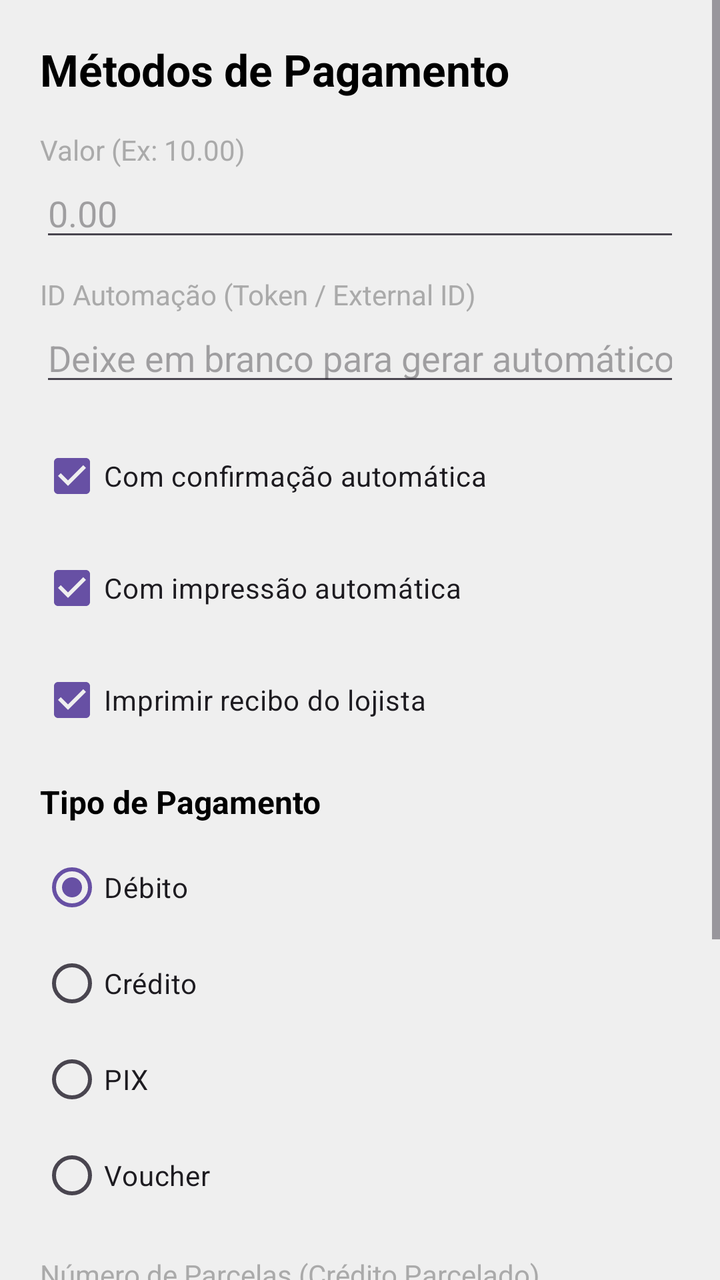
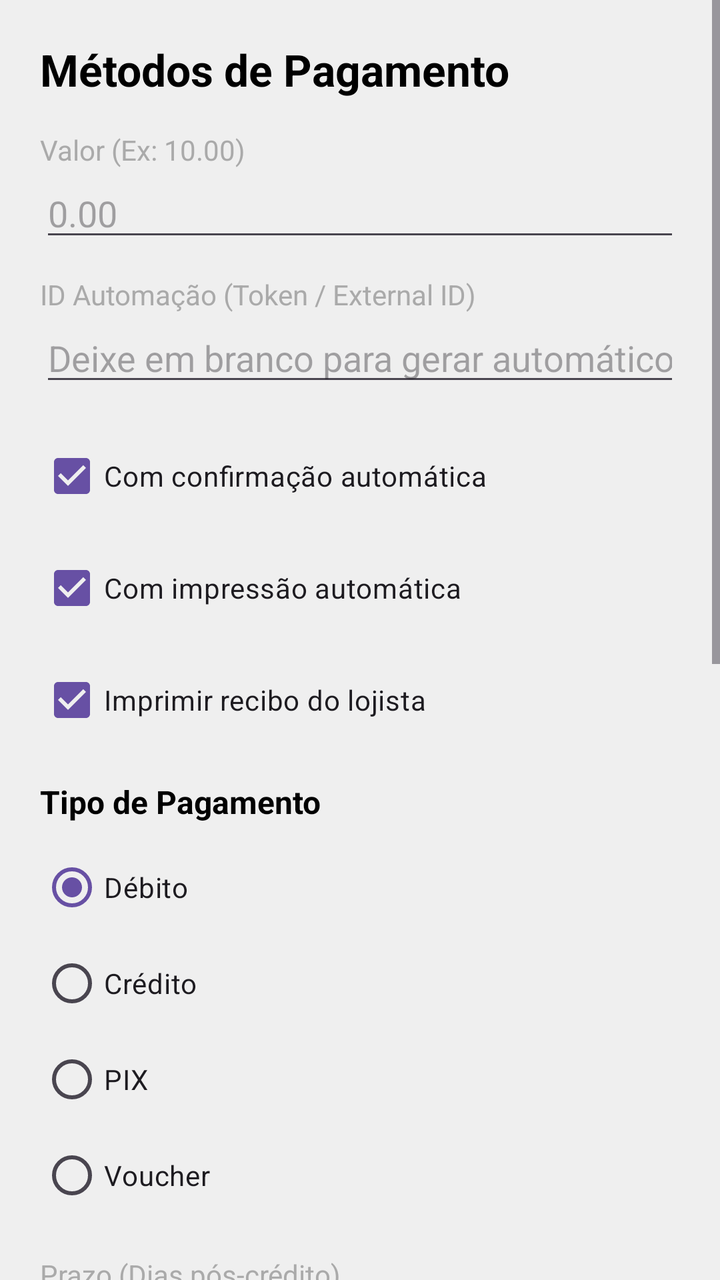

Before-and-after screenshots of an Android layout around one commit, followed by the original layout XML and the change that was made.
<!-- AndroidManifest.xml: application theme Theme.PaykitTestSDKJava -->
<!-- res/layout/activity_payment.xml -->
<?xml version="1.0" encoding="utf-8"?>
<ScrollView xmlns:android="http://schemas.android.com/apk/res/android"
    xmlns:tools="http://schemas.android.com/tools"
    android:layout_width="match_parent"
    android:layout_height="match_parent"
    android:background="#EFEFEF"
    tools:context=".PaymentActivity">

    <LinearLayout
        android:layout_width="match_parent"
        android:layout_height="wrap_content"
        android:orientation="vertical"
        android:padding="20dp"
        android:paddingBottom="40dp">

        <TextView
            android:layout_width="match_parent"
            android:layout_height="wrap_content"
            android:text="Métodos de Pagamento"
            android:textSize="22sp"
            android:textStyle="bold"
            android:textColor="@android:color/black"
            android:layout_marginBottom="16dp" />

        
        <TextView
            android:layout_width="match_parent"
            android:layout_height="wrap_content"
            android:text="Valor (Ex: 10.00)"
            android:textSize="14sp"
            android:textColor="@android:color/darker_gray" />

        <EditText
            android:id="@+id/etAmount"
            android:layout_width="match_parent"
            android:layout_height="wrap_content"
            android:hint="0.00"
            android:inputType="numberDecimal"
            android:layout_marginBottom="12dp" />

        
        <TextView
            android:layout_width="match_parent"
            android:layout_height="wrap_content"
            android:text="ID Automação (Token / External ID)"
            android:textSize="14sp"
            android:textColor="@android:color/darker_gray" />

        <EditText
            android:id="@+id/etExternalId"
            android:layout_width="match_parent"
            android:layout_height="wrap_content"
            android:hint="Deixe em branco para gerar automático"
            android:inputType="text"
            android:layout_marginBottom="16dp" />

        
        <CheckBox
            android:id="@+id/cbAutoConfirm"
            android:layout_width="match_parent"
            android:layout_height="wrap_content"
            android:checked="true"
            android:text="Com confirmação automática"
            android:layout_marginBottom="8dp" />

        <CheckBox
            android:id="@+id/cbAutoPrint"
            android:layout_width="match_parent"
            android:layout_height="wrap_content"
            android:checked="true"
            android:text="Com impressão automática"
            android:layout_marginBottom="8dp" />

        <CheckBox
            android:id="@+id/cbMerchantReceipt"
            android:layout_width="match_parent"
            android:layout_height="wrap_content"
            android:checked="true"
            android:text="Imprimir recibo do lojista"
            android:layout_marginBottom="16dp" />

        
        <TextView
            android:layout_width="match_parent"
            android:layout_height="wrap_content"
            android:text="Tipo de Pagamento"
            android:textSize="16sp"
            android:textStyle="bold"
            android:textColor="@android:color/black"
            android:layout_marginBottom="8dp" />

        <RadioGroup
            android:id="@+id/rgPaymentType"
            android:layout_width="match_parent"
            android:layout_height="wrap_content"
            android:orientation="vertical"
            android:layout_marginBottom="16dp">

            <RadioButton
                android:id="@+id/rbDebit"
                android:layout_width="match_parent"
                android:layout_height="wrap_content"
                android:checked="true"
                android:text="Débito" />

            <RadioButton
                android:id="@+id/rbCredit"
                android:layout_width="match_parent"
                android:layout_height="wrap_content"
                android:text="Crédito" />

            <RadioButton
                android:id="@+id/rbPix"
                android:layout_width="match_parent"
                android:layout_height="wrap_content"
                android:text="PIX" />

            <RadioButton
                android:id="@+id/rbVoucher"
                android:layout_width="match_parent"
                android:layout_height="wrap_content"
                android:text="Voucher" />
        </RadioGroup>

        
        <LinearLayout
            android:id="@+id/layoutInstallmentsContainer"
            android:layout_width="match_parent"
            android:layout_height="wrap_content"
            android:orientation="vertical"
            android:layout_marginBottom="16dp">

            <TextView
                android:layout_width="match_parent"
                android:layout_height="wrap_content"
                android:text="Número de Parcelas (Crédito Parcelado)"
                android:textSize="14sp"
                android:textColor="@android:color/darker_gray" />

            <EditText
                android:id="@+id/etInstallments"
                android:layout_width="match_parent"
                android:layout_height="wrap_content"
                android:hint="1"
                android:inputType="number"
                android:text="1"
                android:layout_marginBottom="12dp" />

            <TextView
                android:layout_width="match_parent"
                android:layout_height="wrap_content"
                android:text="Prazo (Dias pós-crédito)"
                android:textSize="14sp"
                android:textColor="@android:color/darker_gray" />

            <EditText
                android:id="@+id/etPostCreditDays"
                android:layout_width="match_parent"
                android:layout_height="wrap_content"
                android:hint="0"
                android:inputType="number"
                android:text="0"
                android:layout_marginBottom="12dp" />
        </LinearLayout>

        
        <Button
            android:id="@+id/btnStartPayment"
            android:layout_width="match_parent"
            android:layout_height="wrap_content"
            android:text="Iniciar Pagamento"
            android:textSize="18sp"
            android:layout_marginBottom="16dp" />

        
        <LinearLayout
            android:id="@+id/layoutPaymentResult"
            android:layout_width="match_parent"
            android:layout_height="wrap_content"
            android:orientation="vertical"
            android:background="#DDDDDD"
            android:padding="16dp"
            android:visibility="gone">

            <TextView
                android:layout_width="match_parent"
                android:layout_height="wrap_content"
                android:text="Resultado da Transação:"
                android:textStyle="bold"
                android:textSize="16sp"
                android:textColor="@android:color/black" />

            <TextView
                android:id="@+id/tvPaymentResultStatus"
                android:layout_width="match_parent"
                android:layout_height="wrap_content"
                android:layout_marginTop="4dp"
                android:textSize="14sp"
                android:textColor="@android:color/black" />

            <TextView
                android:id="@+id/tvPaymentResultMessage"
                android:layout_width="match_parent"
                android:layout_height="wrap_content"
                android:layout_marginTop="4dp"
                android:textSize="14sp"
                android:textColor="@android:color/black"
                android:visibility="gone" />

        </LinearLayout>

    </LinearLayout>
</ScrollView>
<!-- resources referenced by this layout -->
<resources>
  <style name="Theme.PaykitTestSDKJava" parent="Base.Theme.PaykitTestSDKJava" />
  <style name="Base.Theme.PaykitTestSDKJava" parent="Theme.Material3.DayNight.NoActionBar">
          
          
      </style>
</resources>

<!-- the commit's change to res/layout/activity_payment.xml (unified diff, before → after) -->
@@ -133,6 +133,22 @@
             <TextView
                 android:layout_width="match_parent"
                 android:layout_height="wrap_content"
+                android:text="Prazo (Dias pós-crédito)"
+                android:textSize="14sp"
+                android:textColor="@android:color/darker_gray" />
+
+            <EditText
+                android:id="@+id/etPostCreditDays"
+                android:layout_width="match_parent"
+                android:layout_height="wrap_content"
+                android:hint="0"
+                android:inputType="number"
+                android:text="0"
+                android:layout_marginBottom="12dp" />
+
+            <TextView
+                android:layout_width="match_parent"
+                android:layout_height="wrap_content"
                 android:text="Número de Parcelas (Crédito Parcelado)"
                 android:textSize="14sp"
                 android:textColor="@android:color/darker_gray" />
@@ -146,20 +162,42 @@
                 android:text="1"
                 android:layout_marginBottom="12dp" />
 
-            <TextView
-                android:layout_width="match_parent"
-                android:layout_height="wrap_content"
-                android:text="Prazo (Dias pós-crédito)"
-                android:textSize="14sp"
-                android:textColor="@android:color/darker_gray" />
-
-            <EditText
-                android:id="@+id/etPostCreditDays"
-                android:layout_width="match_parent"
-                android:layout_height="wrap_content"
-                android:hint="0"
-                android:inputType="number"
-                android:text="0"
+            
+            <TextView
+                android:layout_width="match_parent"
+                android:layout_height="wrap_content"
+                android:text="JSON Provider QR Linx ou Frotas"
+                android:textSize="14sp"
+                android:textColor="@android:color/darker_gray" />
+
+            <EditText
+                android:id="@+id/etJsonQR"
+                android:layout_width="match_parent"
+                android:layout_height="wrap_content"
+                android:hint="{}"
+                android:inputType="textMultiLine"
+                android:lines="4"
+                android:gravity="top|start"
+                android:text='{\n"specific_wallets": [\n"PIX"\n]\n}'
+                android:layout_marginBottom="12dp" />
+
+            
+            <TextView
+                android:layout_width="match_parent"
+                android:layout_height="wrap_content"
+                android:text="JSON Consulta Genérica QR Linx"
+                android:textSize="14sp"
+                android:textColor="@android:color/darker_gray" />
+
+            <EditText
+                android:id="@+id/etJsonQuery"
+                android:layout_width="match_parent"
+                android:layout_height="wrap_content"
+                android:hint="{}"
+                android:inputType="textMultiLine"
+                android:lines="3"
+                android:gravity="top|start"
+                android:text='{\n  "methodRequest": 2\n}'
                 android:layout_marginBottom="12dp" />
         </LinearLayout>
 
@@ -168,7 +206,23 @@
             android:id="@+id/btnStartPayment"
             android:layout_width="match_parent"
             android:layout_height="wrap_content"
-            android:text="Iniciar Pagamento"
+            android:text="Iniciar pagamento"
+            android:textSize="18sp"
+            android:layout_marginBottom="8dp" />
+
+        <Button
+            android:id="@+id/btnGenericPayment"
+            android:layout_width="match_parent"
+            android:layout_height="wrap_content"
+            android:text="Iniciar pagamento genérico"
+            android:textSize="18sp"
+            android:layout_marginBottom="8dp" />
+
+        <Button
+            android:id="@+id/btnQueryReport"
+            android:layout_width="match_parent"
+            android:layout_height="wrap_content"
+            android:text="Consulta genérica QR Code"
             android:textSize="18sp"
             android:layout_marginBottom="16dp" />
 
